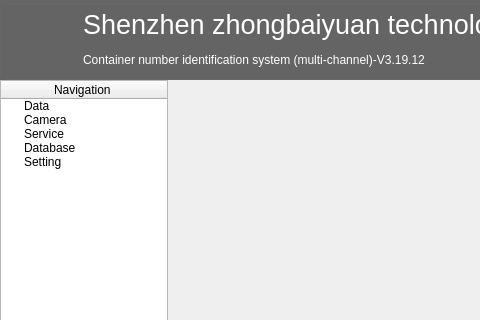
First picture: the form in MainUI/mainwidget.ui, repository 519984307/Container_20191221, before the edit; both pictures show x 0 to 480 and y 0 to 320 of the 852 by 476 pixel window.
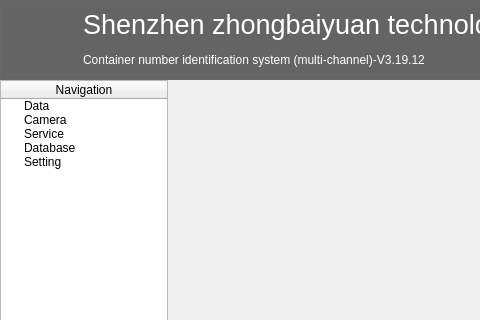
Second picture: the form after the edit. Icons and pictures are not drawn.

Diff of the .ui file:
```diff
--- a/MainUI/mainwidget.ui
+++ b/MainUI/mainwidget.ui
@@ -40,7 +40,7 @@
      </property>
      <column>
       <property name="text">
-       <string>Navigation </string>
+       <string>Navigation</string>
       </property>
       <property name="textAlignment">
        <set>AlignCenter</set>
```
